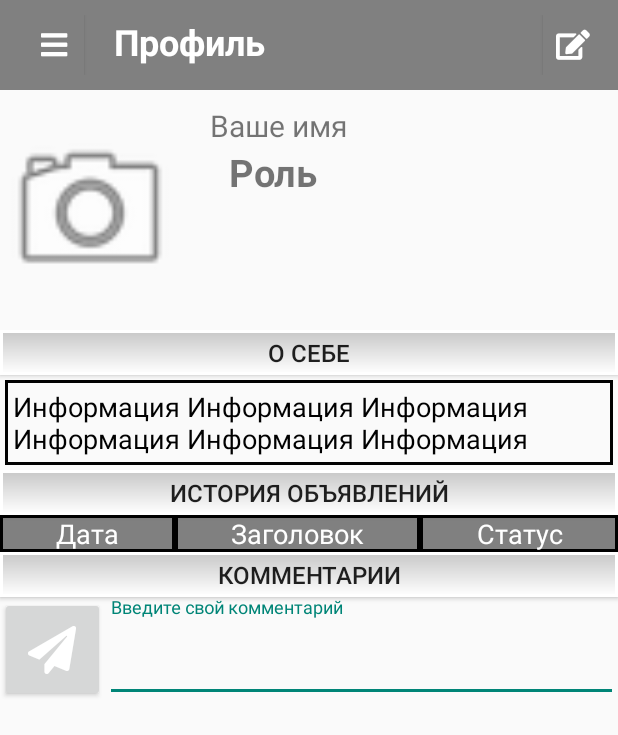
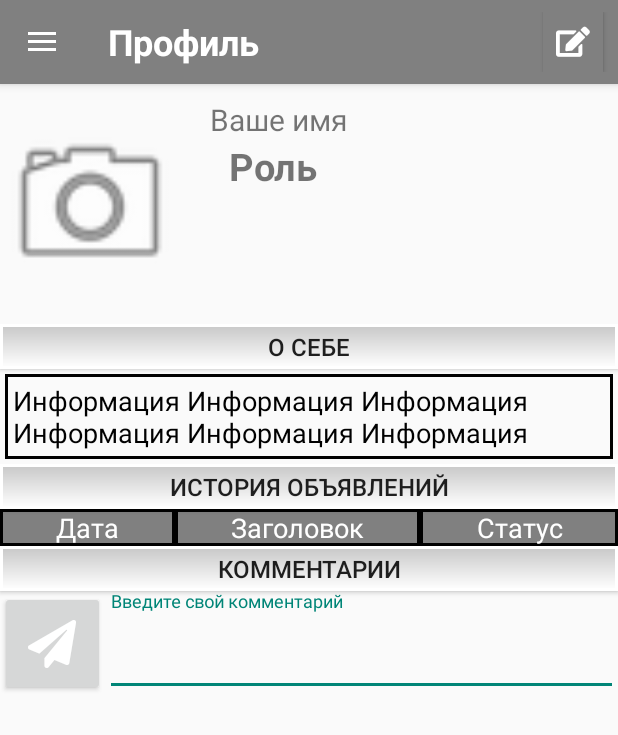
Before and after one commit to ARassad/POAS_Witcher, an Android app: the ProfileActivity screen opened directly, with no data from a screen before it, on a phone screen of 412 x 824 dp. Shown: the top 735 px of the screen. Run offline under Robolectric (Android 15) with nearby library versions, the phone set to English and light mode, and no system bars.

Commit message:
Сделана выезжающая менюшка Исправлен тулбар Убран тулбар из окна с авторизацией Исправлен тулбар у окна редактирвоания

```diff
--- a/Client/app/src/main/java/prin366_2018/client/EditProfileActivity.java
+++ b/Client/app/src/main/java/prin366_2018/client/EditProfileActivity.java
@@ -23,10 +23,6 @@ public class EditProfileActivity extends AppCompatActivity {
         setContentView(R.layout.activity_edit_profile);
 
         Typeface typeface = Typeface.createFromAsset(getAssets(), "fonts/fa-solid-900.ttf");
-
-        Button buttonMenu = (Button)findViewById(R.id.button_menu);
-        buttonMenu.setTypeface(typeface);
-        buttonMenu.setText("\uf0c9");
 
         Button buttonSave = (Button)findViewById(R.id.button_save_edit);
         buttonSave.setOnClickListener(new View.OnClickListener() {
--- a/Client/app/src/main/java/prin366_2018/client/ProfileActivity.java
+++ b/Client/app/src/main/java/prin366_2018/client/ProfileActivity.java
@@ -3,24 +3,44 @@ package prin366_2018.client;
 import android.content.Intent;
 import android.graphics.Typeface;
 import android.os.Bundle;
+import android.support.design.widget.NavigationView;
+import android.support.v4.view.GravityCompat;
+import android.support.v4.widget.DrawerLayout;
+import android.support.v7.app.ActionBarDrawerToggle;
 import android.support.v7.app.AppCompatActivity;
+import android.support.v7.widget.Toolbar;
+import android.view.MenuItem;
 import android.view.View;
 import android.widget.Button;
 import android.widget.ImageButton;
 import android.widget.TableLayout;
 import android.widget.TextView;
 
+import ServerExchange.Profile;
+
 /**
  * Created by Dryush on 18.02.2018.
  * Edit by Alexander on 18.02.2018
  */
 
-public class ProfileActivity extends AppCompatActivity {
+public class ProfileActivity extends AppCompatActivity implements NavigationView.OnNavigationItemSelectedListener {
 
     @Override
     protected void onCreate(Bundle savedInstanceState) {
         super.onCreate(savedInstanceState);
         setContentView(R.layout.activity_profile);
+
+        Toolbar toolbar = (Toolbar) findViewById(R.id.toolbar);
+        setSupportActionBar(toolbar);
+
+        DrawerLayout drawer = (DrawerLayout) findViewById(R.id.drawer_layout);
+        ActionBarDrawerToggle toggle = new ActionBarDrawerToggle(
+                this, drawer, toolbar, R.string.navigation_drawer_open, R.string.navigation_drawer_close);
+        drawer.addDrawerListener(toggle);
+        toggle.syncState();
+
+        NavigationView navigationView = (NavigationView) findViewById(R.id.nav_view);
+        navigationView.setNavigationItemSelectedListener(ProfileActivity.this);
 
         setButton((Button)findViewById(R.id.button_about), (TextView)findViewById(R.id.text_about));
         setButton((Button)findViewById(R.id.button_advert_story), (TableLayout)findViewById(R.id.table_advert_story));
@@ -28,9 +48,9 @@ public class ProfileActivity extends AppCompatActivity {
 
         Typeface typeface = Typeface.createFromAsset(getAssets(), "fonts/fa-solid-900.ttf");
 
-        Button buttonMenu = (Button)findViewById(R.id.button_menu);
+        /*Button buttonMenu = (Button)findViewById(R.id.button_menu);
         buttonMenu.setTypeface(typeface);
-        buttonMenu.setText("\uf0c9");
+        buttonMenu.setText("\uf0c9");*/
 
         Button buttonEdit = (Button)findViewById(R.id.button_edit);
         buttonEdit.setTypeface(typeface);
@@ -54,6 +74,23 @@ public class ProfileActivity extends AppCompatActivity {
         super.onPostResume();
     }
 
+    @SuppressWarnings("StatementWithEmptyBody")
+    @Override
+    public boolean onNavigationItemSelected(MenuItem item) {
+
+        int id = item.getItemId();
+
+        if (id == R.id.nav_profile) {
+
+        } else if (id == R.id.nav_gallery) {
+
+        }
+
+        DrawerLayout drawer = (DrawerLayout) findViewById(R.id.drawer_layout);
+        drawer.closeDrawer(GravityCompat.START);
+        return true;
+    }
+
     private void setButton(Button button, final View v) {
         button.setOnClickListener(new View.OnClickListener() {
             @Override
--- /dev/null
+++ b/Client/app/src/main/res/drawable-v21/ic_menu_camera.xml
@@ -0,0 +1,12 @@
+<vector xmlns:android="http://schemas.android.com/apk/res/android"
+    android:width="24dp"
+    android:height="24dp"
+    android:viewportHeight="24.0"
+    android:viewportWidth="24.0">
+    <path
+        android:fillColor="#FF000000"
+        android:pathData="M12,12m-3.2,0a3.2,3.2 0,1 1,6.4 0a3.2,3.2 0,1 1,-6.4 0" />
+    <path
+        android:fillColor="#FF000000"
+        android:pathData="M9,2L7.17,4H4c-1.1,0 -2,0.9 -2,2v12c0,1.1 0.9,2 2,2h16c1.1,0 2,-0.9 2,-2V6c0,-1.1 -0.9,-2 -2,-2h-3.17L15,2H9zm3,15c-2.76,0 -5,-2.24 -5,-5s2.24,-5 5,-5 5,2.24 5,5 -2.24,5 -5,5z" />
+</vector>
--- /dev/null
+++ b/Client/app/src/main/res/drawable-v21/ic_menu_gallery.xml
@@ -0,0 +1,9 @@
+<vector xmlns:android="http://schemas.android.com/apk/res/android"
+    android:width="24dp"
+    android:height="24dp"
+    android:viewportHeight="24.0"
+    android:viewportWidth="24.0">
+    <path
+        android:fillColor="#FF0000FF"
+        android:pathData="M22,16V4c0,-1.1 -0.9,-2 -2,-2H8c-1.1,0 -2,0.9 -2,2v12c0,1.1 0.9,2 2,2h12c1.1,0 2,-0.9 2,-2zm-11,-4l2.03,2.71L16,11l4,5H8l3,-4zM2,6v14c0,1.1 0.9,2 2,2h14v-2H4V6H2z" />
+</vector>
--- a/Client/app/src/main/res/layout/activity_profile.xml
+++ b/Client/app/src/main/res/layout/activity_profile.xml
@@ -7,29 +7,21 @@
     android:orientation="vertical"
     tools:context="prin366_2018.client.ProfileActivity">
 
+    <android.support.design.widget.AppBarLayout
+        android:layout_width="match_parent"
+        android:layout_height="wrap_content"
+        android:theme="@style/AppBarOverlay">
+
         <android.support.v7.widget.Toolbar
             xmlns:android="http://schemas.android.com/apk/res/android"
             android:id="@+id/toolbar"
             android:layout_width="match_parent"
-        android:layout_height="@dimen/height_toolbar"
+            android:layout_height="wrap_content"
             android:background="@color/colorMain">
 
             <LinearLayout
                 android:layout_width="wrap_content"
-            android:layout_height="match_parent"
-            android:layout_marginBottom="10dp"
-            android:layout_marginTop="10dp"
-            android:layout_marginRight="10dp"
-            android:layout_marginEnd="10dp">
-
-            <Button
-                android:id="@+id/button_menu"
-                android:layout_width="40dp"
-                android:layout_height="40dp"
-                android:background="@color/colorMain"
-                android:textSize="20sp"
-                android:textColor="@color/colorHeader"
-                android:contentDescription="@string/menu" />
+                android:layout_height="match_parent">
 
                 <TextView
                     android:layout_width="wrap_content"
@@ -37,33 +29,34 @@
                     android:text="@string/profile_name"
                     android:textSize="24sp"
                     android:textStyle="bold"
-                android:layout_marginStart="20dp"
-                android:layout_marginLeft="20dp"
                     android:textColor="@color/colorHeader"/>
             </LinearLayout>
 
             <LinearLayout
                 android:layout_width="match_parent"
                 android:layout_height="match_parent"
-            android:layout_marginBottom="10dp"
-            android:layout_marginTop="10dp"
-            android:layout_marginRight="10dp"
-            android:layout_marginEnd="10dp"
                 android:gravity="end">
 
                 <Button
                     android:id="@+id/button_edit"
                     android:layout_width="40dp"
                     android:layout_height="40dp"
+                    android:layout_marginEnd="10dp"
+                    android:layout_marginRight="10dp"
                     android:background="@color/colorMain"
                     android:textSize="20sp"
                     android:textColor="@color/colorHeader"
                     android:contentDescription="@string/edit" />
 
             </LinearLayout>
-
         </android.support.v7.widget.Toolbar>
 
+    </android.support.design.widget.AppBarLayout>
+
+    <android.support.v4.widget.DrawerLayout
+        android:id="@+id/drawer_layout"
+        android:layout_width="match_parent"
+        android:layout_height="match_parent">
 
         <ProgressBar
             style="?android:attr/progressBarStyleLarge"
@@ -267,11 +260,23 @@
 
                         </android.support.design.widget.TextInputLayout>
 
-
-
                     </LinearLayout>
                 </LinearLayout>
 
             </LinearLayout>
         </ScrollView>
+
+
+        <android.support.design.widget.NavigationView
+            android:id="@+id/nav_view"
+            android:layout_width="wrap_content"
+            android:layout_height="match_parent"
+            android:layout_gravity="start"
+            android:fitsSystemWindows="true"
+            app:headerLayout="@layout/nav_header_menu"
+            app:menu="@menu/activity_menu_drawer" />
+
+    </android.support.v4.widget.DrawerLayout>
+
+
 </LinearLayout>
--- /dev/null
+++ b/Client/app/src/main/res/menu/activity_menu_drawer.xml
@@ -0,0 +1,18 @@
+<?xml version="1.0" encoding="utf-8"?>
+<menu xmlns:android="http://schemas.android.com/apk/res/android"
+    xmlns:tools="http://schemas.android.com/tools"
+    tools:showIn="navigation_view">
+
+    <group android:checkableBehavior="single">
+        <item
+            android:id="@+id/nav_profile"
+            android:icon="@drawable/ic_menu_camera"
+            android:title="Мой профиль" />
+        <item
+            android:id="@+id/nav_gallery"
+            android:icon="@drawable/ic_menu_gallery"
+            android:title="Объявления" />
+
+    </group>
+
+</menu>
--- /dev/null
+++ b/Client/app/src/main/res/values-v21/styles.xml
@@ -0,0 +1 @@
+<resources></resources>
--- a/Client/app/src/main/res/values/dimens.xml
+++ b/Client/app/src/main/res/values/dimens.xml
@@ -3,4 +3,6 @@
     <dimen name="activity_horizontal_margin">16dp</dimen>
     <dimen name="activity_vertical_margin">16dp</dimen>
     <dimen name="height_toolbar">60dp</dimen>
+    <dimen name="nav_header_vertical_spacing">8dp</dimen>
+    <dimen name="nav_header_height">176dp</dimen>
 </resources>
--- /dev/null
+++ b/Client/app/src/main/res/values/drawables.xml
@@ -0,0 +1,8 @@
+<resources xmlns:android="http://schemas.android.com/apk/res/android">
+    <item name="ic_menu_camera" type="drawable">@android:drawable/ic_menu_camera</item>
+    <item name="ic_menu_gallery" type="drawable">@android:drawable/ic_menu_gallery</item>
+    <item name="ic_menu_slideshow" type="drawable">@android:drawable/ic_menu_slideshow</item>
+    <item name="ic_menu_manage" type="drawable">@android:drawable/ic_menu_manage</item>
+    <item name="ic_menu_share" type="drawable">@android:drawable/ic_menu_share</item>
+    <item name="ic_menu_send" type="drawable">@android:drawable/ic_menu_send</item>
+</resources>
--- a/Client/app/src/main/res/values/strings.xml
+++ b/Client/app/src/main/res/values/strings.xml
@@ -40,4 +40,9 @@
     <string name="name_edit">Введите здесь ваше имя</string>
     <string name="photo_edit">Нажмите, чтобы загрузить новый аватар</string>
     <string name="save_edit">Сохранить!</string>
+
+    <string name="navigation_drawer_open">Open navigation drawer</string>
+    <string name="navigation_drawer_close">Close navigation drawer</string>
+
+    <string name="action_settings">Settings</string>
 </resources>
--- a/Client/app/src/main/res/values/styles.xml
+++ b/Client/app/src/main/res/values/styles.xml
@@ -10,5 +10,9 @@
 
     </style>
 
+    <style name="AppBarOverlay" parent="ThemeOverlay.AppCompat.Dark.ActionBar" />
+
+    <style name="PopupOverlay" parent="ThemeOverlay.AppCompat.Light" />
+
 
 </resources>
```
Also changed, not shown: Client/app/src/main/AndroidManifest.xml (+2 -11 lines), Client/app/src/main/res/drawable-v21/ic_menu_manage.xml (added, +9 -0 lines), Client/app/src/main/res/drawable-v21/ic_menu_send.xml (added, +9 -0 lines), Client/app/src/main/res/drawable-v21/ic_menu_share.xml (added, +9 -0 lines), Client/app/src/main/res/drawable-v21/ic_menu_slideshow.xml (added, +9 -0 lines), Client/app/src/main/res/drawable/side_nav_bar.xml (added, +9 -0 lines), Client/app/src/main/res/layout/activity_edit_profile.xml (+2 -18 lines), Client/app/src/main/res/layout/activity_login.xml (+0 -17 lines), Client/app/src/main/res/layout/nav_header_menu.xml (added, +35 -0 lines). Lines whose indentation alone changed are shown as unchanged.
